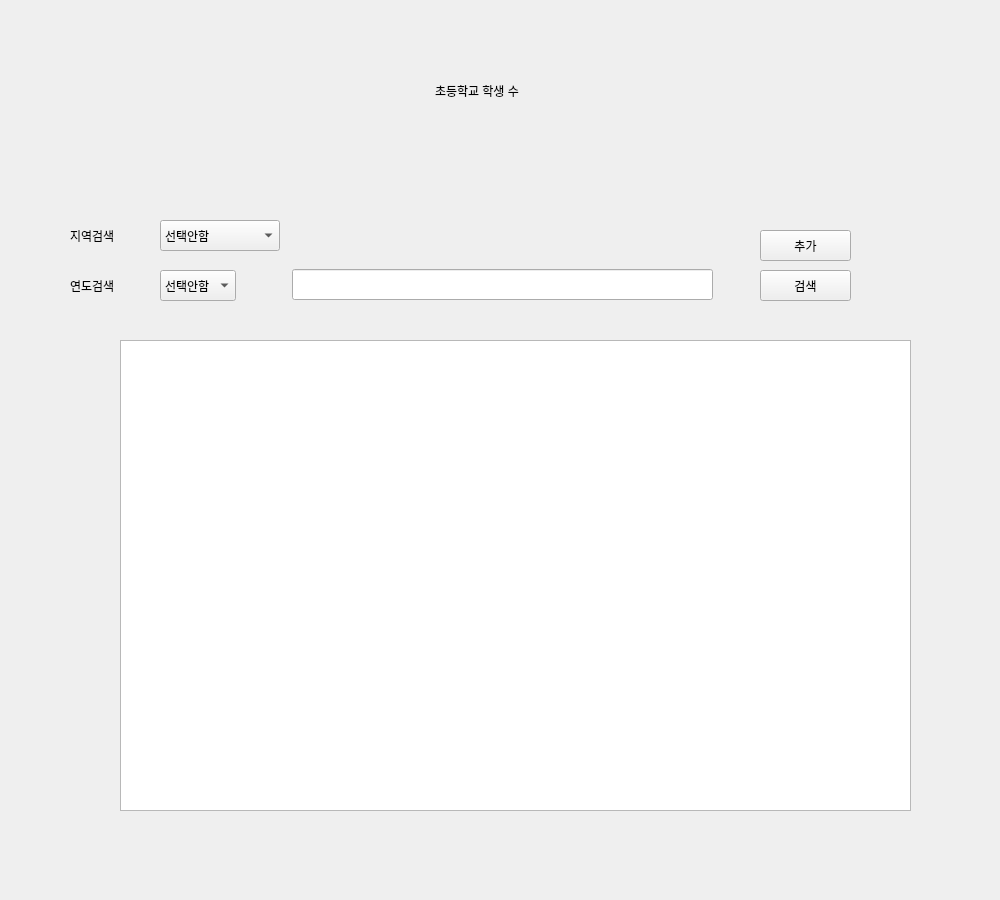
This is inquiry.ui in jungyeonwoo265/dbdbdip as Qt 5 draws it before an edit. The edited form follows.
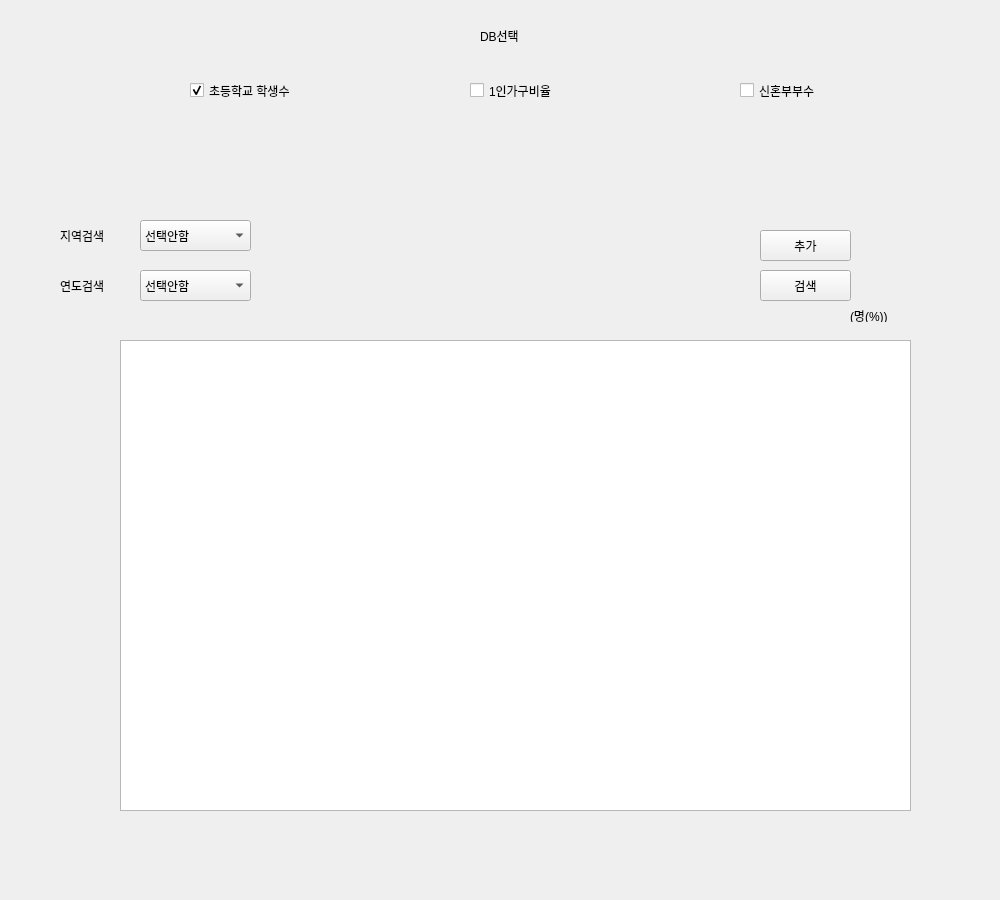
This is the edited form.

The edit to the form file:
```diff
--- a/inquiry.ui
+++ b/inquiry.ui
@@ -36,35 +36,12 @@
     <string>검색</string>
    </property>
   </widget>
-  <widget class="QLabel" name="label">
-   <property name="geometry">
-    <rect>
-     <x>435</x>
-     <y>80</y>
-     <width>201</width>
-     <height>21</height>
-    </rect>
-   </property>
-   <property name="text">
-    <string>초등학교 학생 수</string>
-   </property>
-  </widget>
-  <widget class="QLineEdit" name="liner">
-   <property name="geometry">
-    <rect>
-     <x>292</x>
-     <y>269</y>
-     <width>421</width>
-     <height>31</height>
-    </rect>
-   </property>
-  </widget>
   <widget class="QComboBox" name="combo_year">
    <property name="geometry">
     <rect>
-     <x>160</x>
+     <x>140</x>
      <y>270</y>
-     <width>76</width>
+     <width>111</width>
      <height>31</height>
     </rect>
    </property>
@@ -102,9 +79,9 @@
   <widget class="QComboBox" name="combo_nation">
    <property name="geometry">
     <rect>
-     <x>160</x>
+     <x>140</x>
      <y>220</y>
-     <width>120</width>
+     <width>111</width>
      <height>31</height>
     </rect>
    </property>
@@ -207,7 +184,7 @@
   <widget class="QLabel" name="label_2">
    <property name="geometry">
     <rect>
-     <x>70</x>
+     <x>60</x>
      <y>230</y>
      <width>56</width>
      <height>12</height>
@@ -220,7 +197,7 @@
   <widget class="QLabel" name="label_3">
    <property name="geometry">
     <rect>
-     <x>70</x>
+     <x>60</x>
      <y>280</y>
      <width>56</width>
      <height>12</height>
@@ -243,6 +220,77 @@
     <string>추가</string>
    </property>
   </widget>
+  <widget class="QLabel" name="label_4">
+   <property name="geometry">
+    <rect>
+     <x>480</x>
+     <y>30</y>
+     <width>56</width>
+     <height>12</height>
+    </rect>
+   </property>
+   <property name="text">
+    <string>DB선택</string>
+   </property>
+  </widget>
+  <widget class="QCheckBox" name="checkBox">
+   <property name="geometry">
+    <rect>
+     <x>190</x>
+     <y>50</y>
+     <width>201</width>
+     <height>81</height>
+    </rect>
+   </property>
+   <property name="text">
+    <string>초등학교 학생수</string>
+   </property>
+   <property name="checked">
+    <bool>true</bool>
+   </property>
+  </widget>
+  <widget class="QLabel" name="label">
+   <property name="geometry">
+    <rect>
+     <x>850</x>
+     <y>310</y>
+     <width>56</width>
+     <height>12</height>
+    </rect>
+   </property>
+   <property name="text">
+    <string>(명(%))</string>
+   </property>
+  </widget>
+  <widget class="QCheckBox" name="checkBox_2">
+   <property name="geometry">
+    <rect>
+     <x>470</x>
+     <y>50</y>
+     <width>201</width>
+     <height>81</height>
+    </rect>
+   </property>
+   <property name="text">
+    <string>1인가구비율</string>
+   </property>
+   <property name="checked">
+    <bool>false</bool>
+   </property>
+  </widget>
+  <widget class="QCheckBox" name="checkBox_3">
+   <property name="geometry">
+    <rect>
+     <x>740</x>
+     <y>50</y>
+     <width>201</width>
+     <height>81</height>
+    </rect>
+   </property>
+   <property name="text">
+    <string>신혼부부수</string>
+   </property>
+  </widget>
  </widget>
  <resources/>
  <connections/>
```
Left out of the diff: 2 changed lines with no effect on the pictures.
